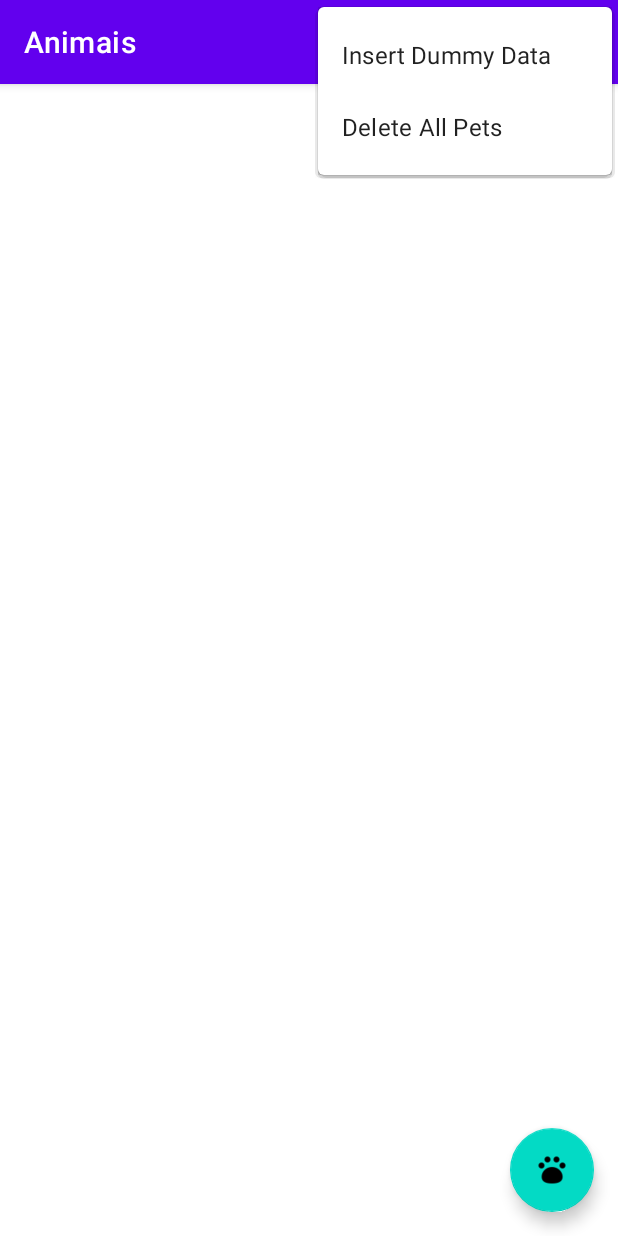
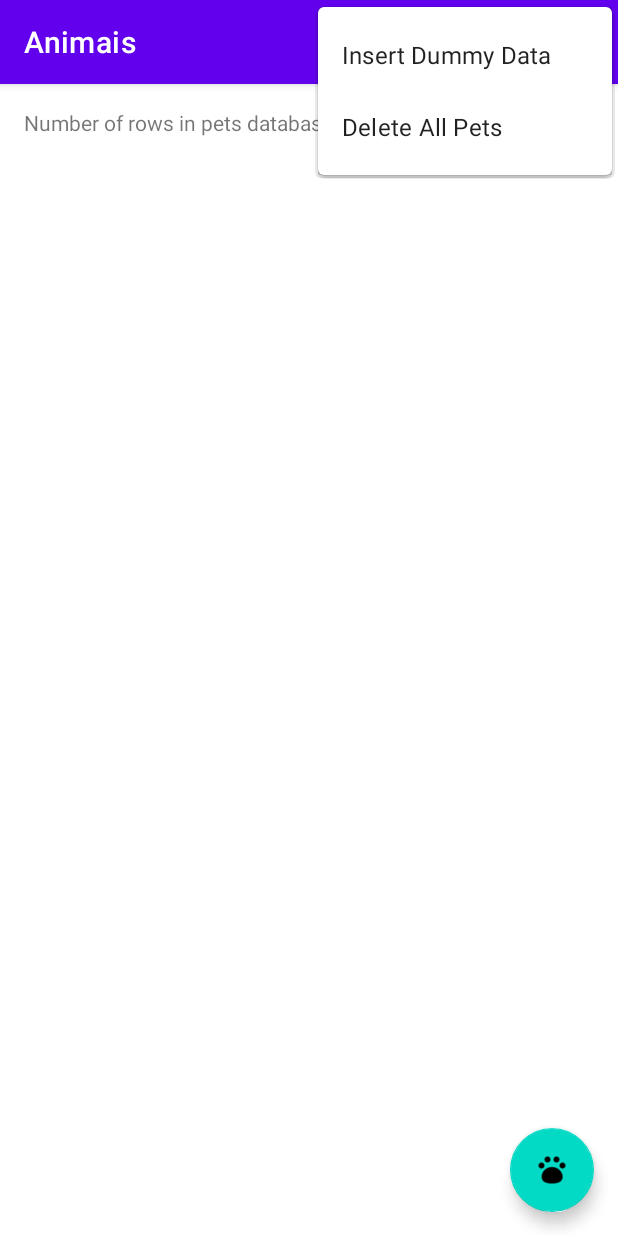
Before and after one commit to JoaoPauloAlbuquerque/Projetos-AndroidStudio, an Android app: the screen it shows after launch (CatalogActivity), with the options menu open, on a phone screen of 412 x 824 dp. Run offline under Robolectric (Android 15) with nearby library versions, the phone set to English and light mode, and no system bars.

Commit message:
adicionando dados ficticios

```diff
--- a/Animais/app/src/main/java/com/example/animais/CatalogActivity.java
+++ b/Animais/app/src/main/java/com/example/animais/CatalogActivity.java
@@ -2,12 +2,19 @@ package com.example.animais;
 
 import androidx.appcompat.app.AppCompatActivity;
 
+import android.content.ContentValues;
 import android.content.Intent;
+import android.database.Cursor;
+import android.database.sqlite.SQLiteDatabase;
 import android.os.Bundle;
+import android.util.Log;
 import android.view.Menu;
 import android.view.MenuItem;
 import android.view.View;
+import android.widget.TextView;
 
+import com.example.animais.data.PetContract.PetEntry;
+import com.example.animais.data.PetDbHelper;
 import com.google.android.material.floatingactionbutton.FloatingActionButton;
 
 public class CatalogActivity extends AppCompatActivity {
@@ -26,6 +33,46 @@ public class CatalogActivity extends AppCompatActivity {
                 startActivity(intent);
             }
         });
+        displayDatabaseInfo();
+    }
+
+    private void displayDatabaseInfo() {
+        // To access our database, we instantiate our subclass of SQLiteOpenHelper
+        // and pass the context, which is the current activity.
+        PetDbHelper mDbHelper = new PetDbHelper(this);
+
+        // Create and/or open a database to read from it
+        SQLiteDatabase db = mDbHelper.getReadableDatabase();
+
+        // Perform this raw SQL query "SELECT * FROM pets"
+        // to get a Cursor that contains all rows from the pets table.
+        Cursor cursor = db.rawQuery("SELECT * FROM " + PetEntry.TABLE_NAME, null);
+        try {
+            // Display the number of rows in the Cursor (which reflects the number of rows in the
+            // pets table in the database).
+            TextView displayView = (TextView) findViewById(R.id.text_view_pet);
+            displayView.setText("Number of rows in pets database table: " + cursor.getCount());
+        } finally {
+            // Always close the cursor when you're done reading from it. This releases all its
+            // resources and makes it invalid.
+            cursor.close();
+        }
+    }
+
+    private void insertData(){
+        PetDbHelper petDbHelper = new PetDbHelper(this);
+        SQLiteDatabase db = petDbHelper.getWritableDatabase();
+        ContentValues values = new ContentValues();
+        values.put(PetEntry.COLUMN_PET_NAME, "half");
+        values.put(PetEntry.COLUMN_PET_BREED, "pastor alemao");
+        values.put(PetEntry.COLUMN_PET_GENDER, PetEntry.GENDER_MALE);
+        values.put(PetEntry.COLUMN_PET_WEIGHT, 14);
+        long newRowId = db.insert(PetEntry.TABLE_NAME, null, values);
+        if(newRowId != -1){
+            Log.e("SQL", "linha " + newRowId + " inserida com sucesso");
+        } else {
+            Log.e("SQL", "Erro ao inserir linha");
+        }
     }
 
     @Override
@@ -42,7 +89,8 @@ public class CatalogActivity extends AppCompatActivity {
         switch (item.getItemId()) {
             // Responda a um clique na opção de menu "Inserir dados fictícios"
             case R.id.action_insert_dummy_data:
-                // Do nothing for now
+                insertData();
+                displayDatabaseInfo();
                 return true;
             // Responda a um clique na opção de menu "Excluir todas as entradas"
             case R.id.action_delete_all_entries:
--- a/Animais/app/src/main/java/com/example/animais/data/PetContract.java
+++ b/Animais/app/src/main/java/com/example/animais/data/PetContract.java
@@ -7,12 +7,18 @@ public class PetContract {
     public static final class PetEntry implements BaseColumns{
         public static final String TABLE_NAME = "pets";
 
+        /**
+         * colunas da tabela pets
+         */
         public static final String _ID = BaseColumns._ID;
         public static final String COLUMN_PET_NAME = "name";
         public static final String COLUMN_PET_BREED = "breed";
         public static final String COLUMN_PET_GENDER = "gender";
         public static final String COLUMN_PET_WEIGHT = "weight";
 
+        /**
+         * possíveis valores da coluna genero da tabela pets
+         */
         public static final int GENDER_UNKNOWN = 0;
         public static final int GENDER_MALE = 1;
         public static final int GENDER_FEMALE = 2;
--- /dev/null
+++ b/Animais/app/src/main/java/com/example/animais/data/PetDbHelper.java
@@ -0,0 +1,33 @@
+package com.example.animais.data;
+
+import android.content.Context;
+import android.database.sqlite.SQLiteDatabase;
+import android.database.sqlite.SQLiteOpenHelper;
+
+import com.example.animais.data.PetContract.PetEntry;
+
+public class PetDbHelper extends SQLiteOpenHelper {
+
+    private static final String DATABASE_NAME = "shelter.db";
+    private static final int DATABASE_VERSION = 1;
+
+    public PetDbHelper (Context context){
+        super(context, DATABASE_NAME, null, DATABASE_VERSION);
+    }
+
+    @Override
+    public void onCreate(SQLiteDatabase db) {
+        String SQL_CREATE_PETS_TABLE = "CREATE TABLE " + PetEntry.TABLE_NAME  + " (" +
+                PetEntry._ID + " INTEGER PRIMARY KEY AUTOINCREMENT, " +
+                PetEntry.COLUMN_PET_NAME + " TEXT NOT NULL, " +
+                PetEntry.COLUMN_PET_BREED + " TEXT, " +
+                PetEntry.COLUMN_PET_GENDER + " INTEGER NOT NULL, " +
+                PetEntry.COLUMN_PET_WEIGHT + " INTEGER NOT NULL DEFAULT 0);";
+        db.execSQL(SQL_CREATE_PETS_TABLE);
+    }
+
+    @Override
+    public void onUpgrade(SQLiteDatabase db, int oldVersion, int newVersion) {
+
+    }
+}
```
